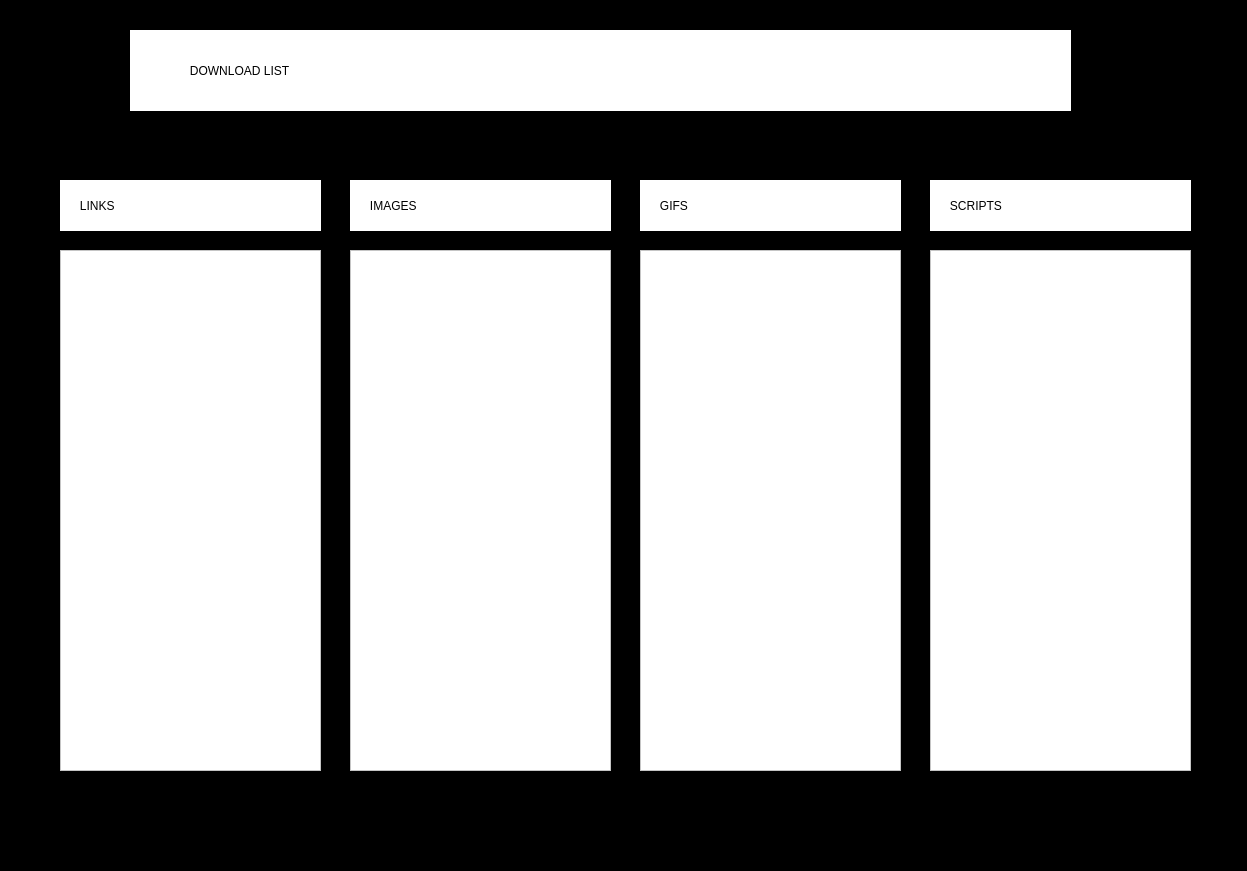
Above: web-crawler/result_page.ui from zolfaShefreie/web-crawler before the change. Below: the same form after it.
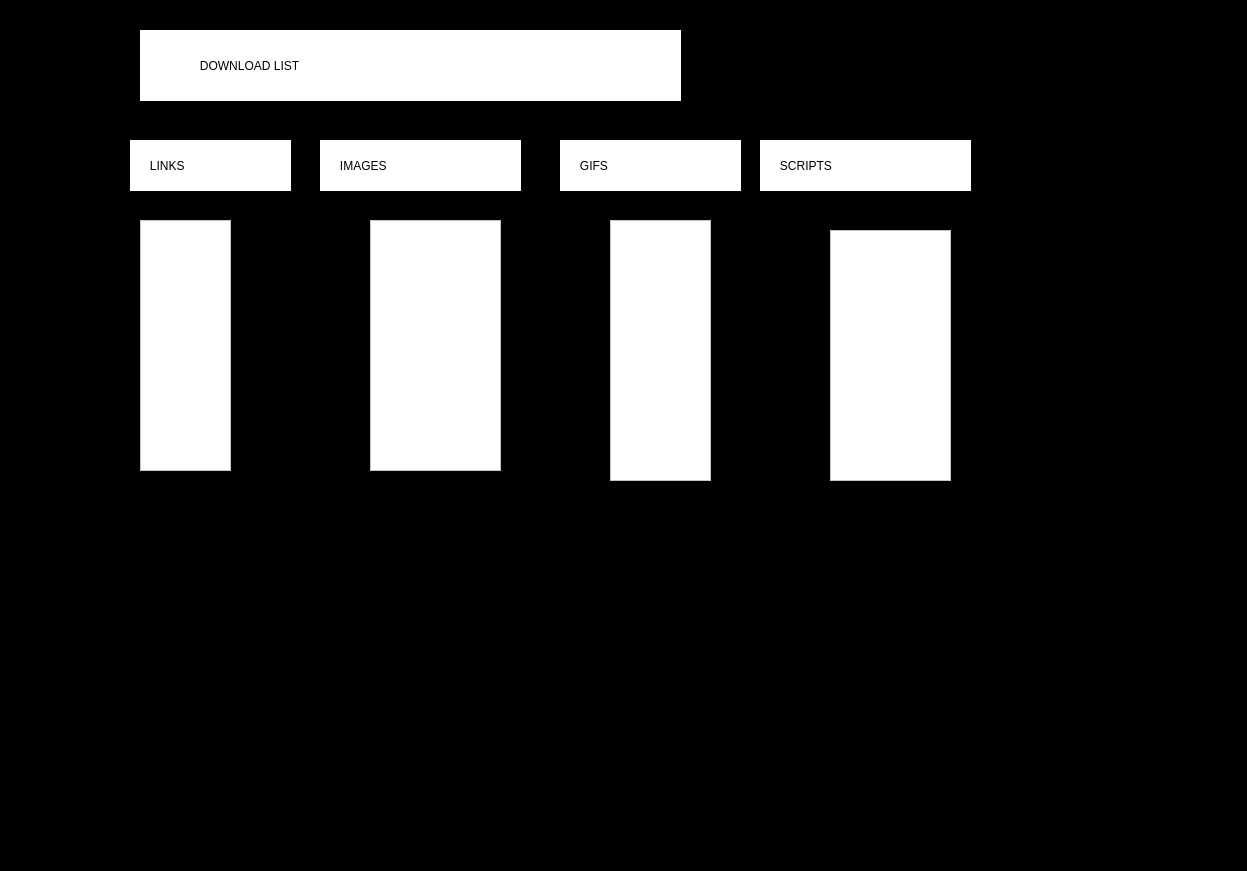
That is the form after the change.

The edit to the form file:
```diff
--- a/web-crawler/result_page.ui
+++ b/web-crawler/result_page.ui
@@ -19,10 +19,10 @@
   <widget class="QLabel" name="label">
    <property name="geometry">
     <rect>
-     <x>130</x>
+     <x>140</x>
      <y>30</y>
-     <width>941</width>
-     <height>81</height>
+     <width>541</width>
+     <height>71</height>
     </rect>
    </property>
    <property name="styleSheet">
@@ -36,10 +36,10 @@
   <widget class="QListWidget" name="listWidget">
    <property name="geometry">
     <rect>
-     <x>60</x>
-     <y>250</y>
-     <width>261</width>
-     <height>521</height>
+     <x>140</x>
+     <y>220</y>
+     <width>91</width>
+     <height>251</height>
     </rect>
    </property>
    <property name="styleSheet">
@@ -49,9 +49,9 @@
   <widget class="QLabel" name="label_2">
    <property name="geometry">
     <rect>
-     <x>60</x>
-     <y>180</y>
-     <width>261</width>
+     <x>130</x>
+     <y>140</y>
+     <width>161</width>
      <height>51</height>
     </rect>
    </property>
@@ -66,9 +66,9 @@
   <widget class="QLabel" name="label_3">
    <property name="geometry">
     <rect>
-     <x>350</x>
-     <y>180</y>
-     <width>261</width>
+     <x>320</x>
+     <y>140</y>
+     <width>201</width>
      <height>51</height>
     </rect>
    </property>
@@ -83,9 +83,9 @@
   <widget class="QLabel" name="label_4">
    <property name="geometry">
     <rect>
-     <x>640</x>
-     <y>180</y>
-     <width>261</width>
+     <x>560</x>
+     <y>140</y>
+     <width>181</width>
      <height>51</height>
     </rect>
    </property>
@@ -100,9 +100,9 @@
   <widget class="QLabel" name="label_5">
    <property name="geometry">
     <rect>
-     <x>930</x>
-     <y>180</y>
-     <width>261</width>
+     <x>760</x>
+     <y>140</y>
+     <width>211</width>
      <height>51</height>
     </rect>
    </property>
@@ -117,10 +117,10 @@
   <widget class="QListWidget" name="listWidget_2">
    <property name="geometry">
     <rect>
-     <x>350</x>
-     <y>250</y>
-     <width>261</width>
-     <height>521</height>
+     <x>370</x>
+     <y>220</y>
+     <width>131</width>
+     <height>251</height>
     </rect>
    </property>
    <property name="styleSheet">
@@ -130,10 +130,10 @@
   <widget class="QListWidget" name="listWidget_3">
    <property name="geometry">
     <rect>
-     <x>930</x>
-     <y>250</y>
-     <width>261</width>
-     <height>521</height>
+     <x>830</x>
+     <y>230</y>
+     <width>121</width>
+     <height>251</height>
     </rect>
    </property>
    <property name="styleSheet">
@@ -143,10 +143,10 @@
   <widget class="QListWidget" name="listWidget_4">
    <property name="geometry">
     <rect>
-     <x>640</x>
-     <y>250</y>
-     <width>261</width>
-     <height>521</height>
+     <x>610</x>
+     <y>220</y>
+     <width>101</width>
+     <height>261</height>
     </rect>
    </property>
    <property name="styleSheet">
```
